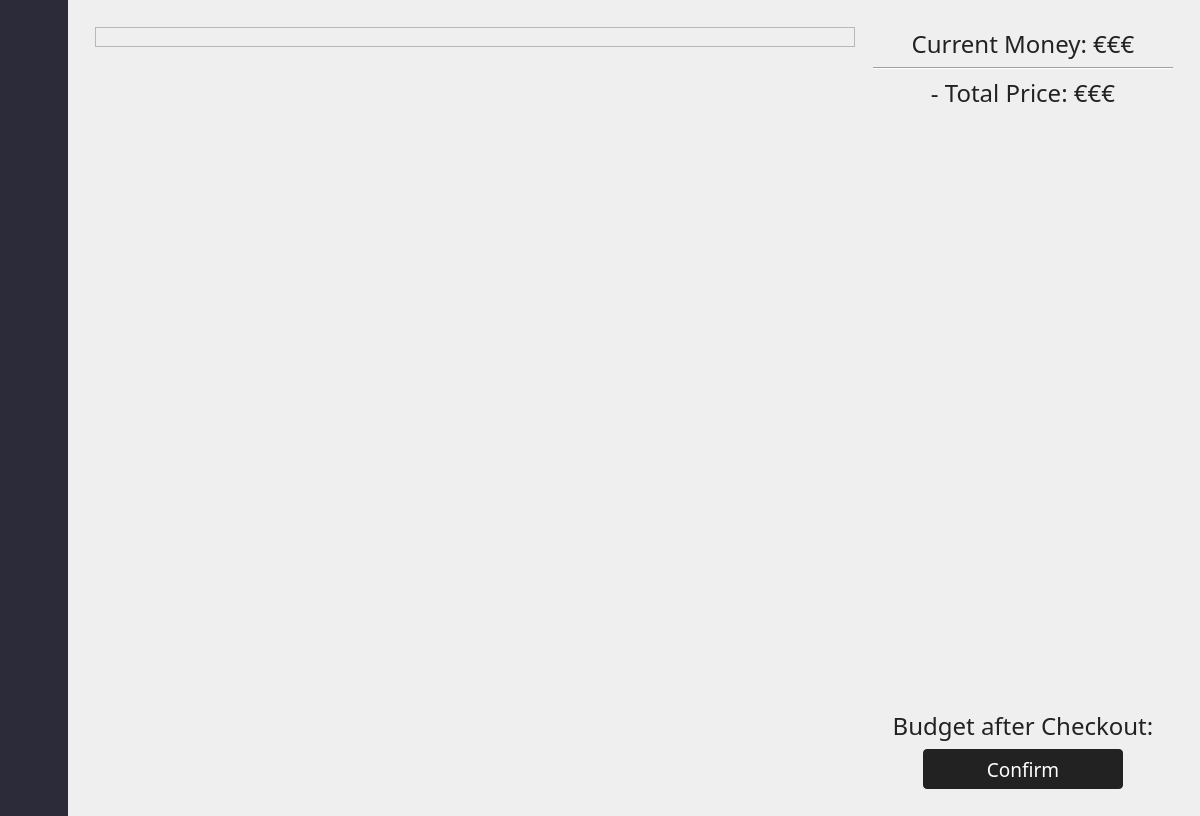
Old version of the form ui_files/interface.ui in the repository xTheSheep/gui_landwirtschaftliche_fahrzeuge.
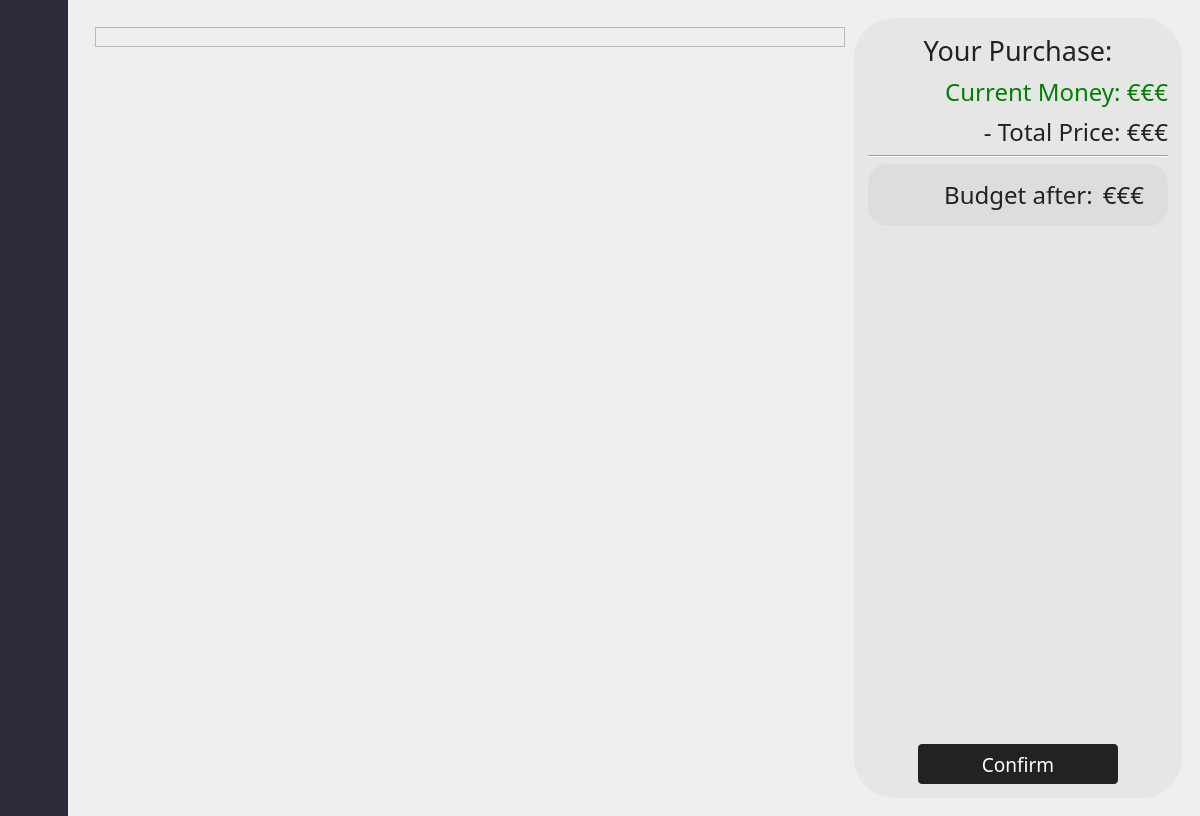
New version of the form. The open tabs and pages were chosen to show the change. Icons and pictures are not drawn.

Patch:
```diff
--- a/ui_files/interface.ui
+++ b/ui_files/interface.ui
@@ -3127,7 +3127,7 @@
                       <rect>
                        <x>0</x>
                        <y>0</y>
-                       <width>778</width>
+                       <width>768</width>
                        <height>780</height>
                       </rect>
                      </property>
@@ -3149,6 +3149,13 @@
                   </item>
                   <item>
                    <widget class="QFrame" name="frame_16">
+                    <property name="styleSheet">
+                     <string notr="true">#frame_16 {
+	background-color: rgba(0, 0, 0, 10);
+	border-radius: 40px;
+	padding: 5px;
+}</string>
+                    </property>
                     <property name="frameShape">
                      <enum>QFrame::NoFrame</enum>
                     </property>
@@ -3156,6 +3163,33 @@
                      <enum>QFrame::Raised</enum>
                     </property>
                     <layout class="QVBoxLayout" name="verticalLayout_21">
+                     <item>
+                      <widget class="QLabel" name="label_cart_budget_seller_2">
+                       <property name="maximumSize">
+                        <size>
+                         <width>16777215</width>
+                         <height>60</height>
+                        </size>
+                       </property>
+                       <property name="font">
+                        <font>
+                         <family>Source Sans Pro Black</family>
+                         <pointsize>20</pointsize>
+                         <weight>50</weight>
+                         <bold>false</bold>
+                        </font>
+                       </property>
+                       <property name="styleSheet">
+                        <string notr="true"/>
+                       </property>
+                       <property name="text">
+                        <string>Your Purchase:</string>
+                       </property>
+                       <property name="alignment">
+                        <set>Qt::AlignCenter</set>
+                       </property>
+                      </widget>
+                     </item>
                      <item>
                       <widget class="QLabel" name="label_cart_budget_seller">
                        <property name="maximumSize">
@@ -3170,18 +3204,14 @@
                          <pointsize>18</pointsize>
                         </font>
                        </property>
+                       <property name="styleSheet">
+                        <string notr="true">color: green;</string>
+                       </property>
                        <property name="text">
                         <string>Current Money: €€€</string>
                        </property>
                        <property name="alignment">
-                        <set>Qt::AlignCenter</set>
-                       </property>
-                      </widget>
-                     </item>
-                     <item>
-                      <widget class="Line" name="line">
-                       <property name="orientation">
-                        <enum>Qt::Horizontal</enum>
+                        <set>Qt::AlignRight|Qt::AlignTrailing|Qt::AlignVCenter</set>
                        </property>
                       </widget>
                      </item>
@@ -3203,10 +3233,97 @@
                         <string>- Total Price: €€€</string>
                        </property>
                        <property name="alignment">
-                        <set>Qt::AlignCenter</set>
+                        <set>Qt::AlignRight|Qt::AlignTrailing|Qt::AlignVCenter</set>
                        </property>
                       </widget>
                      </item>
+                     <item>
+                      <widget class="Line" name="line">
+                       <property name="orientation">
+                        <enum>Qt::Horizontal</enum>
+                       </property>
+                      </widget>
+                     </item>
+                     <item>
+                      <widget class="QFrame" name="frame_18">
+                       <property name="styleSheet">
+                        <string notr="true">#frame_18 {
+	padding: 5px;
+	border-radius: 20px;
+	background: rgba(0, 0, 0, 10);
+}
+</string>
+                       </property>
+                       <property name="frameShape">
+                        <enum>QFrame::NoFrame</enum>
+                       </property>
+                       <property name="frameShadow">
+                        <enum>QFrame::Raised</enum>
+                       </property>
+                       <layout class="QHBoxLayout" name="horizontalLayout_13">
+                        <property name="spacing">
+                         <number>0</number>
+                        </property>
+                        <item>
+                         <widget class="QLabel" name="label_7">
+                          <property name="text">
+                           <string/>
+                          </property>
+                          <property name="pixmap">
+                           <pixmap resource="agriculture-shop-ressources.qrc">:/pictures/assets/icons/icons_png/point_of_sale_FILL0_wght400_GRAD0_opsz48.png</pixmap>
+                          </property>
+                          <property name="alignment">
+                           <set>Qt::AlignCenter</set>
+                          </property>
+                         </widget>
+                        </item>
+                        <item>
+                         <widget class="QLabel" name="label_sum_cart_seller_3">
+                          <property name="maximumSize">
+                           <size>
+                            <width>16777215</width>
+                            <height>60</height>
+                           </size>
+                          </property>
+                          <property name="font">
+                           <font>
+                            <family>Source Sans Pro SemiBold</family>
+                            <pointsize>18</pointsize>
+                           </font>
+                          </property>
+                          <property name="text">
+                           <string>Budget after:</string>
+                          </property>
+                          <property name="alignment">
+                           <set>Qt::AlignCenter</set>
+                          </property>
+                         </widget>
+                        </item>
+                        <item>
+                         <widget class="QLabel" name="label_sum_cart_seller">
+                          <property name="maximumSize">
+                           <size>
+                            <width>16777215</width>
+                            <height>60</height>
+                           </size>
+                          </property>
+                          <property name="font">
+                           <font>
+                            <family>Source Sans Pro SemiBold</family>
+                            <pointsize>18</pointsize>
+                           </font>
+                          </property>
+                          <property name="text">
+                           <string>€€€</string>
+                          </property>
+                          <property name="alignment">
+                           <set>Qt::AlignCenter</set>
+                          </property>
+                         </widget>
+                        </item>
+                       </layout>
+                      </widget>
+                     </item>
                      <item>
                       <spacer name="verticalSpacer_10">
                        <property name="orientation">
@@ -3236,28 +3353,6 @@
                        </property>
                       </spacer>
                      </item>
-                     <item>
-                      <widget class="QLabel" name="label_sum_cart_seller">
-                       <property name="maximumSize">
-                        <size>
-                         <width>16777215</width>
-                         <height>60</height>
-                        </size>
-                       </property>
-                       <property name="font">
-                        <font>
-                         <family>Source Sans Pro SemiBold</family>
-                         <pointsize>18</pointsize>
-                        </font>
-                       </property>
-                       <property name="text">
-                        <string>Budget after Checkout:</string>
-                       </property>
-                       <property name="alignment">
-                        <set>Qt::AlignCenter</set>
-                       </property>
-                      </widget>
-                     </item>
                      <item alignment="Qt::AlignHCenter">
                       <widget class="QPushButton" name="checkout_button_seller">
                        <property name="enabled">
```
Left out of the diff: 18 changed lines with no effect on the pictures.
